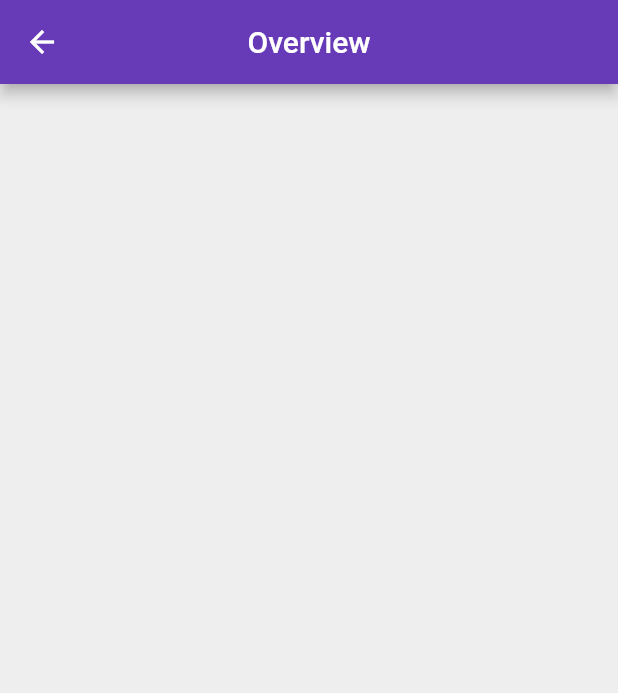
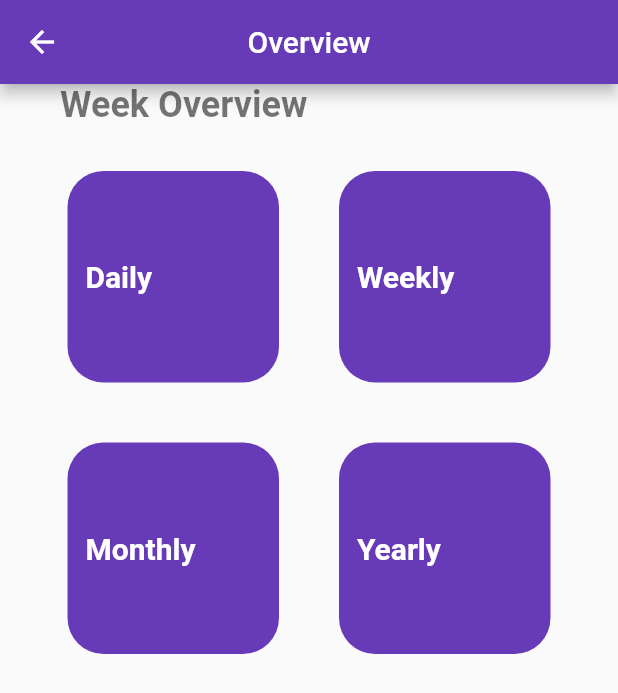
Before and after one commit to Tom0603/WalletTree, a Flutter app: the screen it shows after launch, after a tap on "Sign in", on a phone screen of 412 x 824 dp. Shown: the top 693 px of the screen. Run offline on Flutter 3.47's test engine with Material 2 defaults, Android fonts, the phone set to English and light mode, and no system bars.

Commit message:
added grid box prototypes

```diff
--- a/frontend/lib/screens/home_screen.dart
+++ b/frontend/lib/screens/home_screen.dart
@@ -1,4 +1,5 @@
 import 'package:flutter/material.dart';
+import 'package:frontend/util/overview_grid.dart';
 
 class HomeScreen extends StatefulWidget {
   const HomeScreen({Key? key}) : super(key: key);
@@ -8,6 +9,18 @@ class HomeScreen extends StatefulWidget {
 }
 
 class _HomeScreenState extends State<HomeScreen> {
+
+  // Padding constants
+  final horizontalPadding = 40.0;
+  final verticalPadding = 40.0;
+
+  List boxViews = [
+    ["Daily"],
+    ["Weekly"],
+    ["Monthly"],
+    ["Yearly"],
+  ];
+
   @override
   Widget build(BuildContext context) {
     return Scaffold(
@@ -16,7 +29,42 @@ class _HomeScreenState extends State<HomeScreen> {
         centerTitle: true,
         backgroundColor: Colors.deepPurple,
       ),
-      backgroundColor: Colors.grey[200],
+      body: SafeArea(
+        child: Column(
+          crossAxisAlignment: CrossAxisAlignment.start,
+          children: [
+            Padding(
+              padding: EdgeInsets.symmetric(horizontal: horizontalPadding),
+              child: const Text(
+                "Week Overview",
+                style: TextStyle(
+                  fontWeight: FontWeight.bold,
+                  fontSize: 24,
+                  color: Colors.black54,
+                ),
+              ),
+            ),
+            const SizedBox(height: 10,),
+
+            // grid
+            Expanded(
+              child: GridView.builder(
+                itemCount: 4,
+                physics: const NeverScrollableScrollPhysics(),
+                padding: const EdgeInsets.symmetric(horizontal: 25),
+                gridDelegate: const SliverGridDelegateWithFixedCrossAxisCount(
+                  crossAxisCount: 2,
+                ),
+                itemBuilder: (context, index) {
+                  return OverviewGrid(
+                    boxName: boxViews[index][0],
+                  );
+                },
+              ),
+            )
+          ],
+        ),
+      ),
     );
   }
 }
--- a/frontend/lib/user/login_screen.dart
+++ b/frontend/lib/user/login_screen.dart
@@ -12,7 +12,7 @@ class _LoginPageState extends State<LoginPage> {
   @override
   Widget build(BuildContext context) {
     return Scaffold(
-      backgroundColor: Colors.grey[200],
+      backgroundColor: Colors.grey[300],
       body: SafeArea(
         child: Center(
           child: SingleChildScrollView(
--- /dev/null
+++ b/frontend/lib/util/overview_grid.dart
@@ -0,0 +1,36 @@
+import 'package:flutter/material.dart';
+
+class OverviewGrid extends StatelessWidget {
+  final String boxName;
+
+  const OverviewGrid({super.key, required this.boxName});
+
+  @override
+  Widget build(BuildContext context) {
+    return Padding(
+      padding: const EdgeInsets.all(20),
+      child: Container(
+          decoration: BoxDecoration(
+            borderRadius: BorderRadius.circular(24),
+            color: Colors.deepPurple,
+          ),
+          child: Row(
+            children: [
+              Expanded(
+                child: Padding(
+                  padding: const EdgeInsets.all(12.0),
+                  child: Text(
+                    boxName,
+                    style: const TextStyle(
+                      color: Colors.white,
+                      fontWeight: FontWeight.bold,
+                      fontSize: 20,
+                    ),
+                  ),
+                ),
+              ),
+            ],
+          )),
+    );
+  }
+}
```
